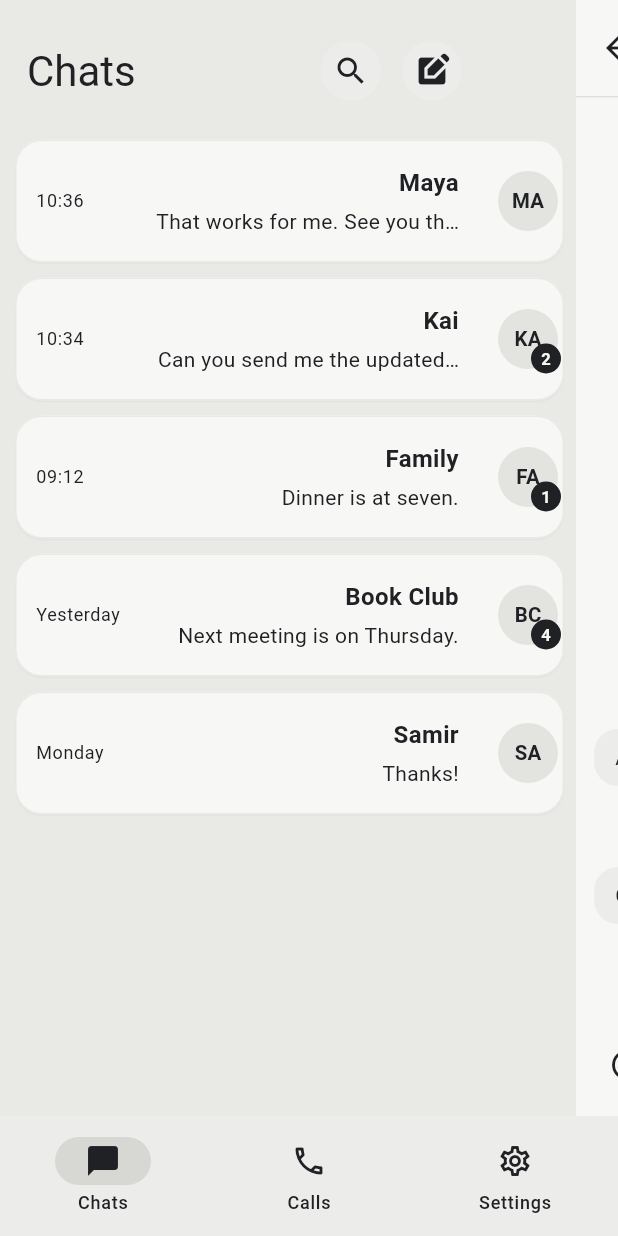
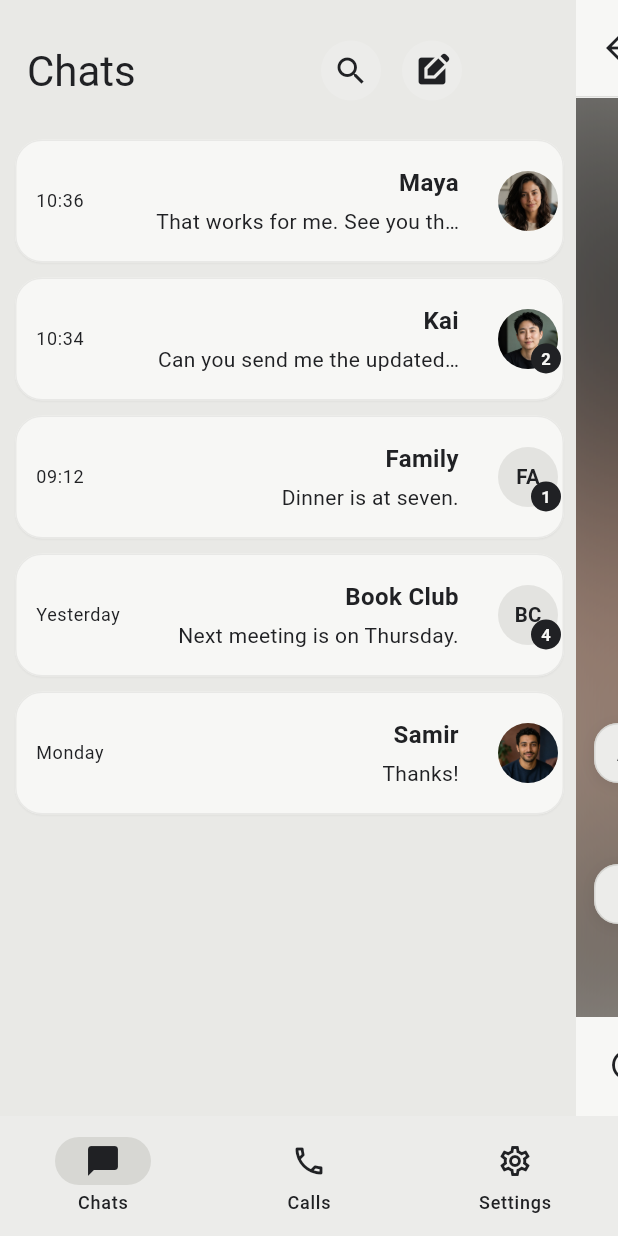
Before and after one commit to khonager/Trace, a Flutter app: the screen it shows after launch, on a phone screen of 412 x 824 dp. Run offline on Flutter 3.47's test engine with Material 3 defaults, Android fonts, the phone set to English and light mode, and no system bars; missing offline and left inert: matrix, vodozemac.

Commit message:
adds profile picture blurred as chat background

```diff
--- a/lib/features/chat/presentation/chats_page.dart
+++ b/lib/features/chat/presentation/chats_page.dart
@@ -1,3 +1,5 @@
+import 'dart:ui' as ui;
+
 import 'package:flutter/material.dart';
 
 const double _overviewHeaderHeight = 88;
@@ -637,7 +639,9 @@ class _ConversationAvatar extends StatelessWidget {
                 ),
                 alignment: Alignment.center,
                 child: _InitialsAvatar(
+                  key: Key('profile-avatar-${conversation.id}'),
                   initials: conversation.initials,
+                  imageAsset: conversation.profileAsset,
                   diameter: selected ? 42 : 40,
                   backgroundColor: Theme.of(
                     context,
@@ -740,20 +744,84 @@ class _ConversationView extends StatelessWidget {
           ),
           const Divider(height: 1),
           Expanded(
-            child: ListView.builder(
-              reverse: true,
-              padding: const EdgeInsets.fromLTRB(12, 16, 12, 8),
-              itemCount: conversation.messages.length,
-              itemBuilder: (context, reverseIndex) {
-                final index = conversation.messages.length - reverseIndex - 1;
-                return _MessageBubble(message: conversation.messages[index]);
-              },
+            child: Stack(
+              fit: StackFit.expand,
+              children: [
+                _ConversationBackground(conversation: conversation),
+                ListView.builder(
+                  reverse: true,
+                  padding: const EdgeInsets.fromLTRB(12, 16, 12, 8),
+                  itemCount: conversation.messages.length,
+                  itemBuilder: (context, reverseIndex) {
+                    final index =
+                        conversation.messages.length - reverseIndex - 1;
+                    return _MessageBubble(
+                      message: conversation.messages[index],
+                    );
+                  },
+                ),
+              ],
             ),
           ),
           _MessageComposer(
             controller: composerController,
             conversationId: conversation.id,
             onSend: onSend,
+          ),
+        ],
+      ),
+    );
+  }
+}
+
+class _ConversationBackground extends StatelessWidget {
+  const _ConversationBackground({required this.conversation});
+
+  final _Conversation conversation;
+
+  @override
+  Widget build(BuildContext context) {
+    final profileAsset = conversation.profileAsset;
+    if (profileAsset == null) {
+      return ColoredBox(
+        key: Key('conversation-background-${conversation.id}'),
+        color: Theme.of(context).colorScheme.surface,
+      );
+    }
+
+    return ClipRect(
+      key: Key('conversation-background-${conversation.id}'),
+      child: Stack(
+        fit: StackFit.expand,
+        children: [
+          ColoredBox(color: Theme.of(context).colorScheme.surfaceContainerHigh),
+          Opacity(
+            opacity: 0.72,
+            child: ImageFiltered(
+              imageFilter: ui.ImageFilter.blur(sigmaX: 48, sigmaY: 48),
+              child: Transform.scale(
+                scale: 1.42,
+                child: RotatedBox(
+                  quarterTurns: 1,
+                  child: Image.asset(
+                    profileAsset,
+                    key: Key(
+                      'conversation-background-image-${conversation.id}',
+                    ),
+                    fit: BoxFit.cover,
+                    alignment: Alignment.topCenter,
+                    cacheWidth: 8,
+                    cacheHeight: 8,
+                    filterQuality: FilterQuality.medium,
+                  ),
+                ),
+              ),
+            ),
+          ),
+          ColoredBox(
+            color: Theme.of(
+              context,
+            ).colorScheme.onSurface.withValues(alpha: 0.2),
           ),
         ],
       ),
@@ -781,6 +849,22 @@ class _MessageBubble extends StatelessWidget {
               ? Theme.of(context).colorScheme.onSurface
               : Theme.of(context).colorScheme.surfaceContainer,
           borderRadius: BorderRadius.circular(16),
+          border: message.sentByMe
+              ? null
+              : Border.all(
+                  color: Theme.of(
+                    context,
+                  ).colorScheme.outline.withValues(alpha: 0.65),
+                ),
+          boxShadow: [
+            BoxShadow(
+              color: Theme.of(
+                context,
+              ).colorScheme.onSurface.withValues(alpha: 0.1),
+              blurRadius: 8,
+              offset: const Offset(0, 2),
+            ),
+          ],
         ),
         child: Text(
           message.body,
@@ -854,17 +938,32 @@ class _MessageComposer extends StatelessWidget {
 
 class _InitialsAvatar extends StatelessWidget {
   const _InitialsAvatar({
+    super.key,
     required this.initials,
+    this.imageAsset,
     this.diameter = 46,
     this.backgroundColor,
   });
 
   final String initials;
+  final String? imageAsset;
   final double diameter;
   final Color? backgroundColor;
 
   @override
   Widget build(BuildContext context) {
+    if (imageAsset case final asset?) {
+      return ClipOval(
+        child: Image.asset(
+          asset,
+          width: diameter,
+          height: diameter,
+          fit: BoxFit.cover,
+          filterQuality: FilterQuality.medium,
+        ),
+      );
+    }
+
     return Container(
       width: diameter,
       height: diameter,
@@ -923,6 +1022,7 @@ final class _Conversation {
     required this.time,
     required this.unreadCount,
     required this.messages,
+    this.profileAsset,
   });
 
   final String id;
@@ -932,6 +1032,7 @@ final class _Conversation {
   final String time;
   int unreadCount;
   final List<_ChatMessage> messages;
+  final String? profileAsset;
 }
 
 final class _ChatMessage {
@@ -946,6 +1047,7 @@ List<_Conversation> _mockConversations() => [
     id: 'maya',
     name: 'Maya',
     initials: 'MA',
+    profileAsset: 'assets/profiles/maya.webp',
     preview: 'That works for me. See you then.',
     time: '10:36',
     unreadCount: 0,
@@ -966,6 +1068,7 @@ List<_Conversation> _mockConversations() => [
     id: 'kai',
     name: 'Kai',
     initials: 'KA',
+    profileAsset: 'assets/profiles/kai.webp',
     preview: 'Can you send me the updated file?',
     time: '10:34',
     unreadCount: 2,
@@ -1009,6 +1112,7 @@ List<_Conversation> _mockConversations() => [
     id: 'samir',
     name: 'Samir',
     initials: 'SA',
+    profileAsset: 'assets/profiles/samir.webp',
     preview: 'Thanks!',
     time: 'Monday',
     unreadCount: 0,
--- a/pubspec.yaml
+++ b/pubspec.yaml
@@ -20,3 +20,5 @@ dev_dependencies:
 
 flutter:
   uses-material-design: true
+  assets:
+    - assets/profiles/
```
Also changed, not shown: assets/profiles/kai.webp (added), assets/profiles/maya.webp (added), assets/profiles/samir.webp (added), 2 other files.
